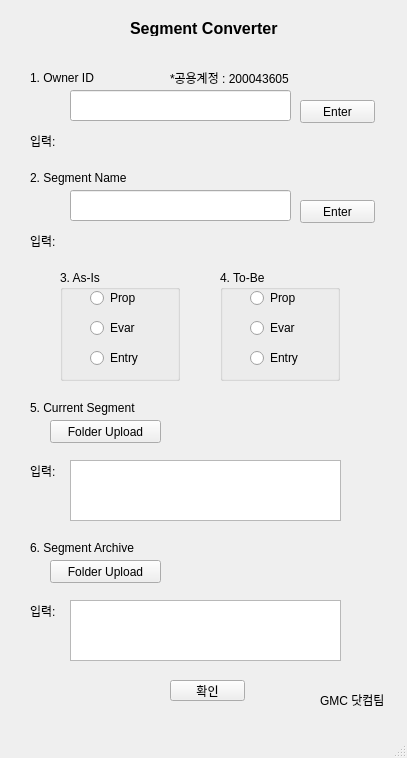
The window that SegConverter/segment_converter.ui (SunkyeongLee/aasegpackage) describes before a commit, drawn with Qt 5.
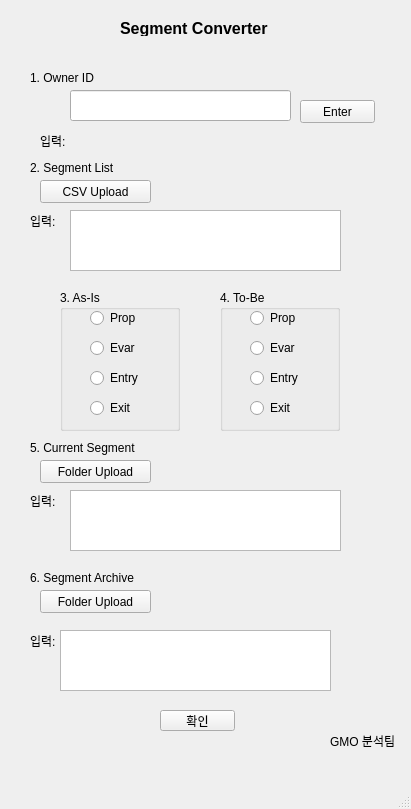
The same window after the commit.

Commit message: converter input방식 변경, 인가방식 변경

Patch:
```diff
--- a/SegConverter/segment_converter.ui
+++ b/SegConverter/segment_converter.ui
@@ -6,8 +6,8 @@
    <rect>
     <x>0</x>
     <y>0</y>
-    <width>407</width>
-    <height>758</height>
+    <width>411</width>
+    <height>809</height>
    </rect>
   </property>
   <property name="windowTitle">
@@ -17,7 +17,7 @@
    <widget class="QLabel" name="label">
     <property name="geometry">
      <rect>
-      <x>130</x>
+      <x>120</x>
       <y>20</y>
       <width>171</width>
       <height>16</height>
@@ -38,30 +38,20 @@
     <property name="geometry">
      <rect>
       <x>30</x>
-      <y>170</y>
+      <y>160</y>
       <width>111</width>
       <height>16</height>
      </rect>
     </property>
     <property name="text">
-     <string>2. Segment Name</string>
-    </property>
-   </widget>
-   <widget class="QLineEdit" name="segment_name">
-    <property name="geometry">
-     <rect>
-      <x>70</x>
-      <y>190</y>
-      <width>221</width>
-      <height>31</height>
-     </rect>
+     <string>2. Segment List</string>
     </property>
    </widget>
    <widget class="QPushButton" name="complete">
     <property name="geometry">
      <rect>
-      <x>170</x>
-      <y>680</y>
+      <x>160</x>
+      <y>710</y>
       <width>75</width>
       <height>21</height>
      </rect>
@@ -73,14 +63,14 @@
    <widget class="QLabel" name="label_5">
     <property name="geometry">
      <rect>
-      <x>320</x>
-      <y>690</y>
+      <x>330</x>
+      <y>730</y>
       <width>71</width>
-      <height>20</height>
+      <height>21</height>
      </rect>
     </property>
     <property name="text">
-     <string>GMC 닷컴팀</string>
+     <string>GMO 분석팀</string>
     </property>
    </widget>
    <widget class="QLabel" name="segmentPrefix_print">
@@ -100,7 +90,7 @@
     <property name="geometry">
      <rect>
       <x>30</x>
-      <y>230</y>
+      <y>210</y>
       <width>31</width>
       <height>21</height>
      </rect>
@@ -109,37 +99,11 @@
      <string>입력:</string>
     </property>
    </widget>
-   <widget class="QPushButton" name="segment_name_enter">
-    <property name="geometry">
-     <rect>
-      <x>300</x>
-      <y>200</y>
-      <width>75</width>
-      <height>23</height>
-     </rect>
-    </property>
-    <property name="text">
-     <string>Enter</string>
-    </property>
-   </widget>
-   <widget class="QLabel" name="segment_name_out">
-    <property name="geometry">
-     <rect>
-      <x>70</x>
-      <y>230</y>
-      <width>231</width>
-      <height>21</height>
-     </rect>
-    </property>
-    <property name="text">
-     <string/>
-    </property>
-   </widget>
    <widget class="QLabel" name="label_11">
     <property name="geometry">
      <rect>
       <x>30</x>
-      <y>400</y>
+      <y>440</y>
       <width>141</width>
       <height>16</height>
      </rect>
@@ -152,7 +116,7 @@
     <property name="geometry">
      <rect>
       <x>70</x>
-      <y>460</y>
+      <y>490</y>
       <width>271</width>
       <height>61</height>
      </rect>
@@ -161,8 +125,8 @@
    <widget class="QPushButton" name="pushButton_currentSeg">
     <property name="geometry">
      <rect>
-      <x>50</x>
-      <y>420</y>
+      <x>40</x>
+      <y>460</y>
       <width>111</width>
       <height>23</height>
      </rect>
@@ -175,7 +139,7 @@
     <property name="geometry">
      <rect>
       <x>30</x>
-      <y>460</y>
+      <y>490</y>
       <width>31</width>
       <height>21</height>
      </rect>
@@ -187,8 +151,8 @@
    <widget class="QTextBrowser" name="textBrowser_segArc">
     <property name="geometry">
      <rect>
-      <x>70</x>
-      <y>600</y>
+      <x>60</x>
+      <y>630</y>
       <width>271</width>
       <height>61</height>
      </rect>
@@ -198,7 +162,7 @@
     <property name="geometry">
      <rect>
       <x>30</x>
-      <y>540</y>
+      <y>570</y>
       <width>121</width>
       <height>16</height>
      </rect>
@@ -211,7 +175,7 @@
     <property name="geometry">
      <rect>
       <x>30</x>
-      <y>600</y>
+      <y>630</y>
       <width>31</width>
       <height>21</height>
      </rect>
@@ -223,8 +187,8 @@
    <widget class="QPushButton" name="pushButton_segArc">
     <property name="geometry">
      <rect>
-      <x>50</x>
-      <y>560</y>
+      <x>40</x>
+      <y>590</y>
       <width>111</width>
       <height>23</height>
      </rect>
@@ -262,7 +226,7 @@
    <widget class="QLabel" name="textLine_owner_out">
     <property name="geometry">
      <rect>
-      <x>70</x>
+      <x>80</x>
       <y>130</y>
       <width>231</width>
       <height>21</height>
@@ -275,7 +239,7 @@
    <widget class="QLabel" name="label_17">
     <property name="geometry">
      <rect>
-      <x>30</x>
+      <x>40</x>
       <y>130</y>
       <width>31</width>
       <height>21</height>
@@ -295,26 +259,13 @@
      </rect>
     </property>
    </widget>
-   <widget class="QLabel" name="label_18">
-    <property name="geometry">
-     <rect>
-      <x>170</x>
-      <y>70</y>
-      <width>121</width>
-      <height>16</height>
-     </rect>
-    </property>
-    <property name="text">
-     <string>*공용계정 : 200043605</string>
-    </property>
-   </widget>
    <widget class="QGroupBox" name="as_is_box">
     <property name="geometry">
      <rect>
       <x>60</x>
-      <y>270</y>
+      <y>290</y>
       <width>120</width>
-      <height>111</height>
+      <height>141</height>
      </rect>
     </property>
     <property name="title">
@@ -362,14 +313,27 @@
       <string>Entry</string>
      </property>
     </widget>
+    <widget class="QRadioButton" name="as_is_exit">
+     <property name="geometry">
+      <rect>
+       <x>30</x>
+       <y>110</y>
+       <width>90</width>
+       <height>16</height>
+      </rect>
+     </property>
+     <property name="text">
+      <string>Exit</string>
+     </property>
+    </widget>
    </widget>
    <widget class="QGroupBox" name="to_be_box">
     <property name="geometry">
      <rect>
       <x>220</x>
-      <y>270</y>
+      <y>290</y>
       <width>120</width>
-      <height>111</height>
+      <height>141</height>
      </rect>
     </property>
     <property name="title">
@@ -414,6 +378,42 @@
       <string>Entry</string>
      </property>
     </widget>
+    <widget class="QRadioButton" name="to_be_exit">
+     <property name="geometry">
+      <rect>
+       <x>30</x>
+       <y>110</y>
+       <width>90</width>
+       <height>16</height>
+      </rect>
+     </property>
+     <property name="text">
+      <string>Exit</string>
+     </property>
+    </widget>
+   </widget>
+   <widget class="QPushButton" name="pushButton_seglist">
+    <property name="geometry">
+     <rect>
+      <x>40</x>
+      <y>180</y>
+      <width>111</width>
+      <height>23</height>
+     </rect>
+    </property>
+    <property name="text">
+     <string>CSV Upload</string>
+    </property>
+   </widget>
+   <widget class="QTextBrowser" name="textBrowser_seglist">
+    <property name="geometry">
+     <rect>
+      <x>70</x>
+      <y>210</y>
+      <width>271</width>
+      <height>61</height>
+     </rect>
+    </property>
    </widget>
    <zorder>as_is_box</zorder>
    <zorder>to_be_box</zorder>
```
Left out of the diff: 8 changed lines with no effect on the pictures. The commit also changes 4 other files.
